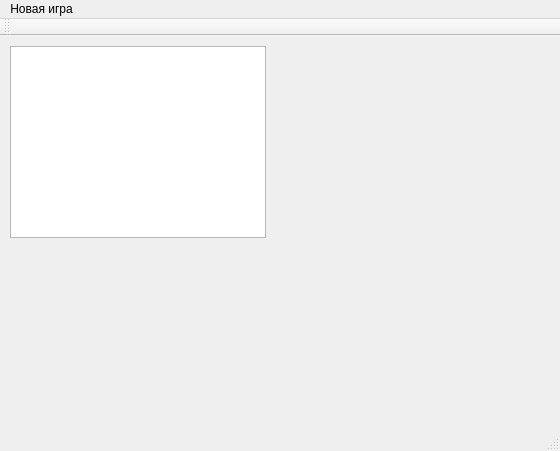
Old version of the form Miner/projects/App/mainwindow.ui in the repository MaximDruzhinin/Miner.
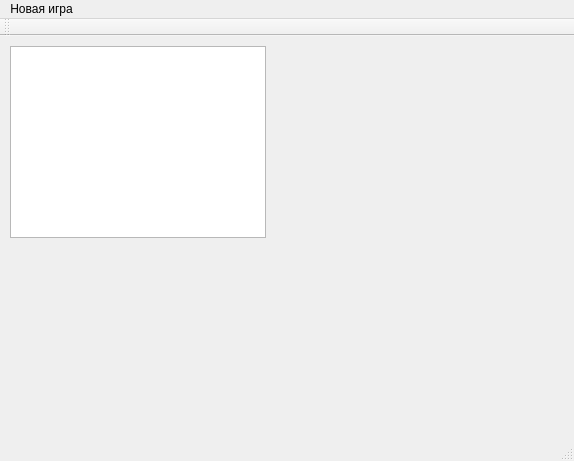
New version of the form.

Diff of the .ui file:
```diff
--- a/Miner/projects/App/mainwindow.ui
+++ b/Miner/projects/App/mainwindow.ui
@@ -9,8 +9,8 @@
    <rect>
     <x>0</x>
     <y>0</y>
-    <width>560</width>
-    <height>451</height>
+    <width>574</width>
+    <height>461</height>
    </rect>
   </property>
   <property name="windowTitle">
@@ -39,7 +39,7 @@
     <rect>
      <x>0</x>
      <y>0</y>
-     <width>560</width>
+     <width>574</width>
      <height>21</height>
     </rect>
    </property>
@@ -63,7 +63,17 @@
     <bool>false</bool>
    </attribute>
   </widget>
-  <widget class="QStatusBar" name="statusBar"/>
+  <widget class="QStatusBar" name="statusBar">
+   <property name="sizePolicy">
+    <sizepolicy hsizetype="Preferred" vsizetype="Preferred">
+     <horstretch>0</horstretch>
+     <verstretch>0</verstretch>
+    </sizepolicy>
+   </property>
+   <property name="contextMenuPolicy">
+    <enum>Qt::NoContextMenu</enum>
+   </property>
+  </widget>
   <action name="action_beginner">
    <property name="text">
     <string>Новичок</string>
```
